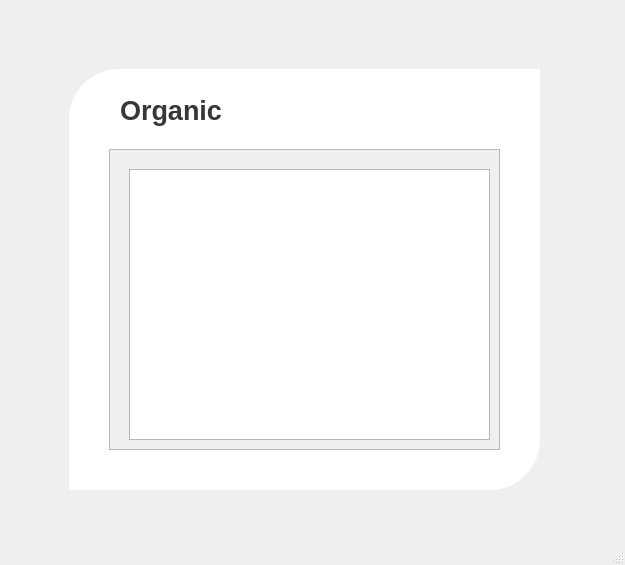
This is Qt/principal/principal.ui in cfmondelo/supermercado as Qt 5 draws it before an edit. The edited form follows.
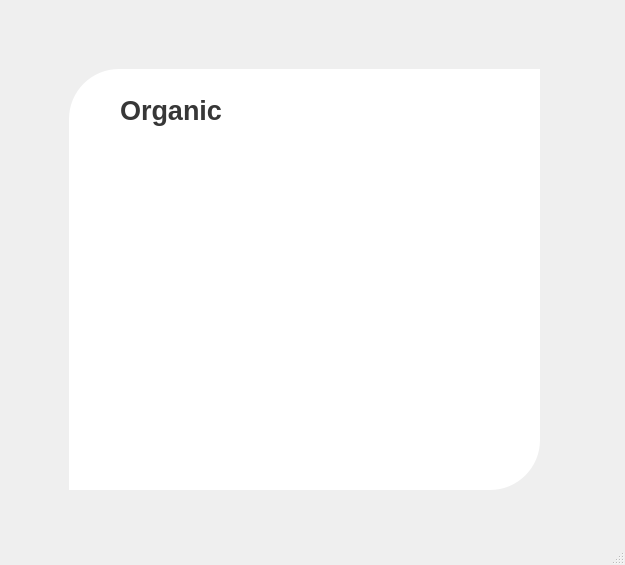
This is the edited form.

Patch:
```diff
--- a/Qt/principal/principal.ui
+++ b/Qt/principal/principal.ui
@@ -82,44 +82,6 @@
       <string>Organic</string>
      </property>
     </widget>
-    <widget class="QScrollArea" name="scrollArea">
-     <property name="geometry">
-      <rect>
-       <x>79</x>
-       <y>119</y>
-       <width>391</width>
-       <height>301</height>
-      </rect>
-     </property>
-     <property name="widgetResizable">
-      <bool>true</bool>
-     </property>
-     <widget class="QWidget" name="scrollAreaWidgetContents">
-      <property name="geometry">
-       <rect>
-        <x>0</x>
-        <y>0</y>
-        <width>389</width>
-        <height>299</height>
-       </rect>
-      </property>
-      <widget class="QWidget" name="gridLayoutWidget">
-       <property name="geometry">
-        <rect>
-         <x>19</x>
-         <y>19</y>
-         <width>361</width>
-         <height>271</height>
-        </rect>
-       </property>
-       <layout class="QGridLayout" name="gridLayout">
-        <item row="0" column="0">
-         <widget class="QGraphicsView" name="graphicsView"/>
-        </item>
-       </layout>
-      </widget>
-     </widget>
-    </widget>
    </widget>
   </widget>
   <widget class="QStatusBar" name="statusbar"/>
```
